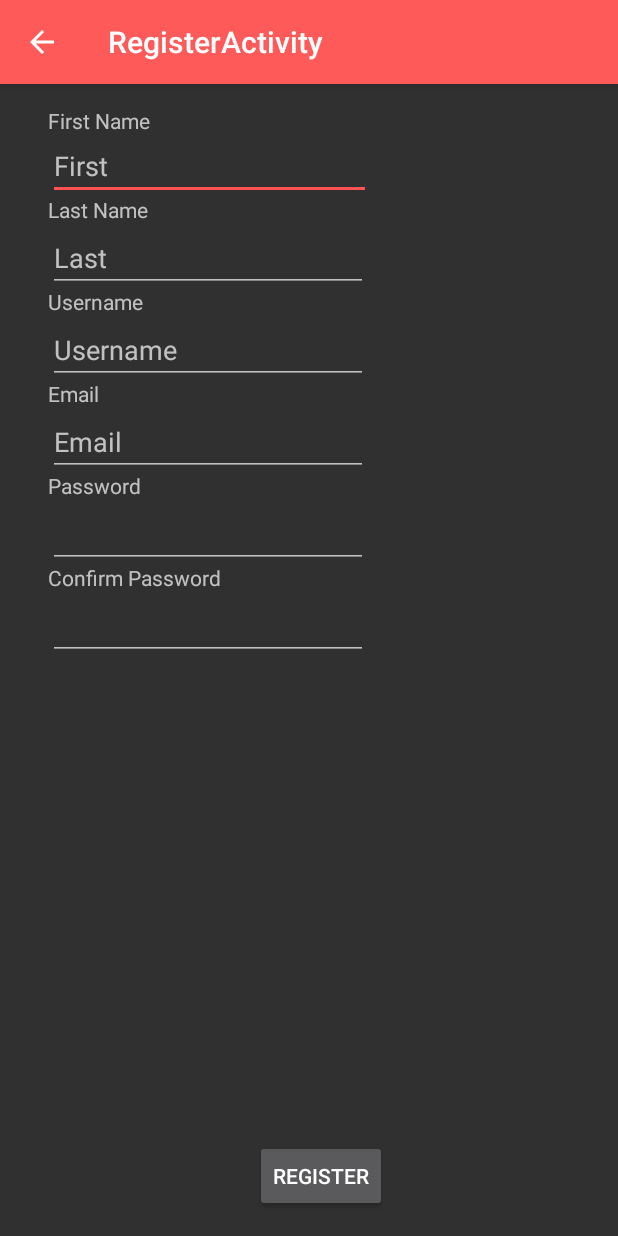
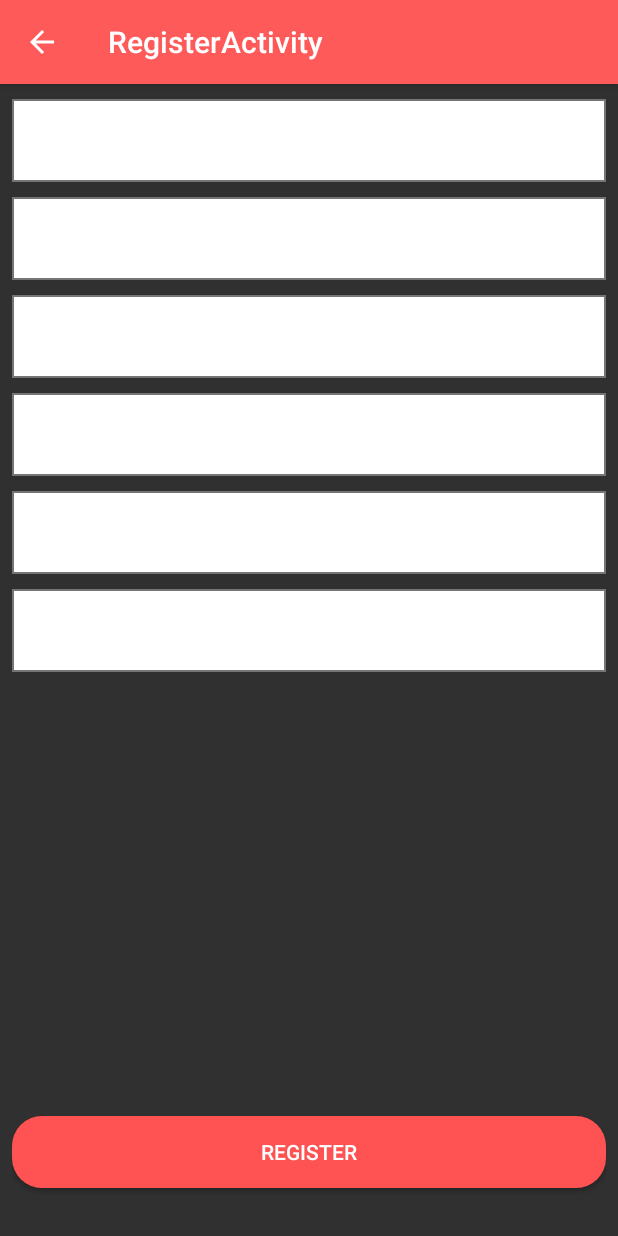
Before and after one commit to ZGorlock/Movie-Tracker, an Android app: the RegisterActivity screen opened directly, with no data from a screen before it, on a phone screen of 412 x 824 dp. Run offline under Robolectric (Android 15) with nearby library versions, the phone set to English and light mode, and no system bars.

Commit message:
Zach, fix me

```diff
--- /dev/null
+++ b/App/app/src/main/res/drawable/create.xml
@@ -0,0 +1,12 @@
+<?xml version="1.0" encoding="utf-8"?>
+<selector xmlns:android="http://schemas.android.com/apk/res/android" >
+    <item >
+        <shape android:shape="rectangle"  >
+            <corners android:radius="20dp" />
+            <gradient android:angle="-90"
+                android:startColor="@android:color/transparent"
+                android:endColor="@android:color/transparent" />
+            <stroke android:width="1dp" android:color="@color/com_facebook_blue"/>
+        </shape>
+    </item>
+</selector>
--- /dev/null
+++ b/App/app/src/main/res/drawable/round_button_corner_submit.xml
@@ -0,0 +1,11 @@
+<?xml version="1.0" encoding="utf-8"?>
+<selector xmlns:android="http://schemas.android.com/apk/res/android" >
+    <item >
+        <shape android:shape="rectangle"  >
+            <corners android:radius="20dp" />
+            <gradient android:angle="-90"
+                android:startColor="@color/colorAccent"
+                android:endColor="@color/colorAccent" />
+        </shape>
+    </item>
+</selector>
--- /dev/null
+++ b/App/app/src/main/res/drawable/rounded_edittext.xml
@@ -0,0 +1,11 @@
+<?xml version="1.0" encoding="utf-8"?>
+<shape xmlns:android="http://schemas.android.com/apk/res/android"
+    android:shape="rectangle" android:padding="15dp">
+    <solid android:color="#FFFFFF"/>
+    <corners
+        android:bottomRightRadius="0dp"
+        android:bottomLeftRadius="0dp"
+        android:topLeftRadius="0dp"
+        android:topRightRadius="0dp"/>
+    <stroke android:width="1dip" android:color="#757575" />
+</shape>
--- a/App/app/src/main/res/layout/activity_login.xml
+++ b/App/app/src/main/res/layout/activity_login.xml
@@ -9,7 +9,6 @@
     android:paddingRight="@dimen/activity_horizontal_margin"
     android:paddingTop="@dimen/activity_vertical_margin"
     tools:context="team12.movietracker.LoginActivity">
-
 
     <!-- Login progress -->
     <ProgressBar
@@ -78,7 +77,9 @@
                 android:layout_height="wrap_content"
                 android:layout_marginTop="16dp"
                 android:text="@string/action_sign_in"
-                android:textStyle="bold" />
+                android:textStyle="bold"
+                android:textColor="#fff"
+                android:background="@drawable/round_button_corner_submit"/>
 
             <Button
                 android:id="@+id/register_button"
@@ -87,13 +88,14 @@
                 android:layout_height="wrap_content"
                 android:layout_marginTop="16dp"
                 android:text="@string/action_register"
-                android:textStyle="bold" />
+                android:textStyle="bold"
+                android:textColor="#fff"
+                android:background="@drawable/round_button_corner_submit"/>
+            <com.facebook.login.widget.LoginButton
+                android:id="@+id/FBlogin_button"
+                android:layout_width="match_parent"
+                android:layout_height="300dp"
 
-         <com.facebook.login.widget.LoginButton
-                android:id="@+id/FBlogin_button"
-                android:layout_width="wrap_content"
-                android:layout_height="wrap_content"
-                android:layout_gravity="center_horizontal"
                 android:layout_marginTop="30dp"
                 android:layout_marginBottom="30dp" />
 
--- a/App/app/src/main/res/layout/activity_search_results.xml
+++ b/App/app/src/main/res/layout/activity_search_results.xml
@@ -5,7 +5,8 @@
     android:id="@+id/container"
     android:layout_width="match_parent"
     android:layout_height="match_parent"
-    tools:context="team12.movietracker.SearchResultsActivity">
+    tools:context="team12.movietracker.SearchResultsActivity"
+    android:background="#fff">
 
     <android.support.v7.widget.Toolbar
         android:id="@+id/toolbar"
@@ -28,4 +29,5 @@
         app:layout_constraintEnd_toEndOf="parent"
         app:layout_constraintStart_toStartOf="parent"
         app:layout_constraintTop_toBottomOf="@+id/toolbar" />
+
 </android.support.constraint.ConstraintLayout>
--- a/App/app/src/main/res/layout/browse.xml
+++ b/App/app/src/main/res/layout/browse.xml
@@ -1,36 +1,50 @@
 <?xml version="1.0" encoding="utf-8"?>
-<LinearLayout xmlns:android="http://schemas.android.com/apk/res/android"
+<RelativeLayout xmlns:android="http://schemas.android.com/apk/res/android"
     xmlns:app="http://schemas.android.com/apk/res-auto"
     android:layout_width="match_parent"
     android:layout_height="wrap_content"
-    android:orientation="horizontal"
     android:padding="8dp"
-    android:weightSum="3">
+    android:weightSum="3"
+    android:background="#fff">
 
     <ImageView
         android:id="@+id/posterBrowse"
-        android:layout_width="0dp"
+        android:layout_width="100dp"
         android:layout_height="wrap_content"
-        android:layout_weight="1"
+
         android:adjustViewBounds="true"
-        android:scaleType="fitStart"
+
         app:srcCompat="@drawable/ic_image_black_48dp" />
 
     <TextView
         android:id="@+id/titleBrowse"
-        android:layout_width="0dp"
+        android:layout_width="wrap_content"
         android:layout_height="wrap_content"
+        android:layout_marginLeft="10dp"
+        android:layout_marginStart="10dp"
+        android:layout_weight="2"
+        android:text="TextView"
+        android:textColor="#000"
+        android:paddingTop="16dp"
+        android:textSize="18sp"
+        android:maxLines="1"
+        android:textStyle="bold"
+        android:layout_toRightOf="@+id/posterBrowse"/>
+
+    <TextView
+        android:layout_toRightOf="@+id/posterBrowse"
+        android:textColor="#000"
+        android:id="@+id/showtimeBrowse"
+        android:layout_width="wrap_content"
+        android:layout_height="wrap_content"
+        android:paddingTop="5dp"
         android:layout_marginLeft="16dp"
         android:layout_marginStart="16dp"
-        android:layout_weight="2"
+        android:layout_below="@+id/titleBrowse"
+        android:textSize="15sp"
+        android:maxLines="1"
+
         android:text="TextView" />
 
-    <TextView
-        android:id="@+id/showtimeBrowse"
-        android:layout_width="64dp"
-        android:layout_height="wrap_content"
-        android:layout_marginLeft="16dp"
-        android:layout_marginStart="16dp"
-        android:layout_weight="1"
-        android:text="TextView" />
-</LinearLayout>
+
+</RelativeLayout>
--- a/App/app/src/main/res/layout/content_register.xml
+++ b/App/app/src/main/res/layout/content_register.xml
@@ -4,8 +4,10 @@
     xmlns:tools="http://schemas.android.com/tools"
     android:layout_width="match_parent"
     android:layout_height="match_parent"
-    android:layout_marginLeft="16dp"
-    android:layout_marginStart="16dp"
+    android:layout_marginLeft="8dp"
+    android:layout_marginRight="8dp"
+    android:layout_marginStart="8dp"
+    android:layout_marginEnd="8dp"
     android:gravity="center_horizontal"
     app:layout_behavior="@string/appbar_scrolling_view_behavior"
     tools:context="team12.movietracker.RegisterActivity"
@@ -29,105 +31,71 @@
         android:layout_height="match_parent">
 
 
-
-        <TextView
-            android:id="@+id/textViewPasswordConfirm"
-            android:layout_width="wrap_content"
-            android:layout_height="wrap_content"
-            android:layout_marginLeft="16dp"
-            android:text="Confirm Password"
-            app:layout_constraintBottom_toTopOf="@+id/editTextPasswordConfirm"
-            app:layout_constraintLeft_toLeftOf="parent" />
-
         <Button
             android:id="@+id/buttonRegister"
-            android:layout_width="wrap_content"
+            android:layout_width="match_parent"
             android:layout_height="wrap_content"
-            android:layout_marginBottom="16dp"
+            android:layout_marginBottom="32dp"
             android:text="Register"
             app:layout_constraintBottom_toBottomOf="parent"
             app:layout_constraintLeft_toLeftOf="parent"
-            app:layout_constraintRight_toRightOf="parent" />
+            app:layout_constraintRight_toRightOf="parent"
+            android:textColor="#fff"
+            android:background="@drawable/round_button_corner_submit"
+            app:layout_constraintHorizontal_bias="0.0" />
 
         <EditText
             android:id="@+id/editTextFirstName"
-            android:layout_width="215dp"
-            android:layout_height="wrap_content"
-            android:layout_marginLeft="16dp"
-            android:layout_marginTop="32dp"
+            android:layout_width="match_parent"
+            android:layout_height="55dp"
+            android:layout_marginLeft="0dp"
+            android:paddingLeft="10dp"
+            android:layout_marginTop="10dp"
             android:ems="10"
             android:inputType="textPersonName"
-            android:hint="First"
+            android:hint="First Name"
+            android:background="@drawable/rounded_edittext"
             app:layout_constraintLeft_toLeftOf="parent"
             app:layout_constraintTop_toTopOf="parent" />
 
-        <TextView
-            android:id="@+id/textViewLastName"
-            android:layout_width="wrap_content"
-            android:layout_height="wrap_content"
-            android:layout_marginLeft="16dp"
-            android:text="Last Name"
-            app:layout_constraintBottom_toTopOf="@+id/editTextLastName"
-            app:layout_constraintLeft_toLeftOf="parent" />
 
-        <TextView
-            android:id="@+id/textViewPassword"
-            android:layout_width="wrap_content"
-            android:layout_height="wrap_content"
-            android:layout_marginLeft="16dp"
-            android:text="Password"
-            app:layout_constraintBottom_toTopOf="@+id/editTextPassword"
-            app:layout_constraintLeft_toLeftOf="parent" />
 
         <EditText
+            android:paddingLeft="10dp"
             android:id="@+id/editTextPassword"
-            android:layout_width="wrap_content"
-            android:layout_height="wrap_content"
-            android:layout_marginLeft="16dp"
-            android:layout_marginTop="16dp"
+            android:layout_width="match_parent"
+
+            android:background="@drawable/rounded_edittext"
+            android:layout_height="55dp"
+            android:layout_marginLeft="0dp"
+            android:layout_marginTop="10dp"
             android:ems="10"
             android:inputType="textPassword"
+            android:hint="Password"
             app:layout_constraintLeft_toLeftOf="parent"
             app:layout_constraintTop_toBottomOf="@+id/editTextEmail" />
-
-        <TextView
-            android:id="@+id/textViewFirstName"
-            android:layout_width="wrap_content"
-            android:layout_height="wrap_content"
-            android:layout_marginLeft="16dp"
-            android:layout_marginTop="16dp"
-            android:text="First Name"
-            app:layout_constraintBottom_toTopOf="@+id/editTextFirstName"
-            app:layout_constraintLeft_toLeftOf="parent"
-            app:layout_constraintTop_toTopOf="parent" />
-
-        <TextView
-            android:id="@+id/textViewUsername"
-            android:layout_width="wrap_content"
-            android:layout_height="wrap_content"
-            android:layout_marginLeft="16dp"
-            android:text="Username"
-            app:layout_constraintBottom_toTopOf="@+id/editTextUsername"
-            app:layout_constraintLeft_toLeftOf="parent" />
-
-        <EditText
+<EditText
             android:id="@+id/editTextLastName"
-            android:layout_width="wrap_content"
-            android:layout_height="wrap_content"
-            android:layout_marginLeft="16dp"
-            android:layout_marginTop="16dp"
+    android:paddingLeft="10dp"
+            android:layout_width="match_parent"
+            android:layout_height="55dp"
+    android:background="@drawable/rounded_edittext"
+            android:layout_marginLeft="0dp"
+            android:layout_marginTop="10dp"
             android:ems="10"
             android:inputType="textPersonName"
-            android:hint="Last"
+            android:hint="Last Name"
             app:layout_constraintLeft_toLeftOf="parent"
             app:layout_constraintTop_toBottomOf="@+id/editTextFirstName" />
 
         <EditText
+            android:paddingLeft="10dp"
+            android:background="@drawable/rounded_edittext"
             android:id="@+id/editTextUsername"
-            android:layout_width="wrap_content"
-            android:layout_height="wrap_content"
-            android:layout_marginLeft="16dp"
-            android:layout_marginTop="16dp"
+            android:layout_width="match_parent"
+            android:layout_height="55dp"
+            android:layout_marginLeft="0dp"
+            android:layout_marginTop="10dp"
             android:ems="10"
             android:inputType="textPersonName"
             android:hint="Username"
@@ -135,31 +103,28 @@
             app:layout_constraintTop_toBottomOf="@+id/editTextLastName" />
 
         <EditText
+            android:background="@drawable/rounded_edittext"
             android:id="@+id/editTextPasswordConfirm"
-            android:layout_width="wrap_content"
-            android:layout_height="wrap_content"
-            android:layout_marginLeft="16dp"
-            android:layout_marginTop="16dp"
+            android:layout_width="match_parent"
+            android:layout_height="55dp"
+            android:paddingLeft="10dp"
+            android:layout_marginLeft="0dp"
+            android:layout_marginTop="10dp"
             android:ems="10"
+            android:hint="Confirm Password"
             android:inputType="textPassword"
             app:layout_constraintLeft_toLeftOf="parent"
             app:layout_constraintTop_toBottomOf="@+id/editTextPassword" />
 
-        <TextView
-            android:id="@+id/textViewEmail"
-            android:layout_width="wrap_content"
-            android:layout_height="wrap_content"
-            android:layout_marginStart="16dp"
-            android:text="Email"
-            app:layout_constraintBottom_toTopOf="@+id/editTextEmail"
-            app:layout_constraintStart_toStartOf="parent" />
 
         <EditText
+            android:paddingLeft="10dp"
+            android:background="@drawable/rounded_edittext"
             android:id="@+id/editTextEmail"
-            android:layout_width="wrap_content"
-            android:layout_height="wrap_content"
-            android:layout_marginStart="16dp"
-            android:layout_marginTop="16dp"
+            android:layout_width="match_parent"
+            android:layout_height="55dp"
+            android:layout_marginStart="0dp"
+            android:layout_marginTop="10dp"
             android:ems="10"
             android:inputType="textPersonName"
             android:hint="Email"
--- a/App/app/src/main/res/values/colors.xml
+++ b/App/app/src/main/res/values/colors.xml
@@ -3,4 +3,6 @@
     <color name="colorPrimary">#ff5a5a</color>
     <color name="colorPrimaryDark">#1a2eb0</color>
     <color name="colorAccent">#ff5252</color>
+
+    <color name="color4">#aaadfe</color>
 </resources>
```
